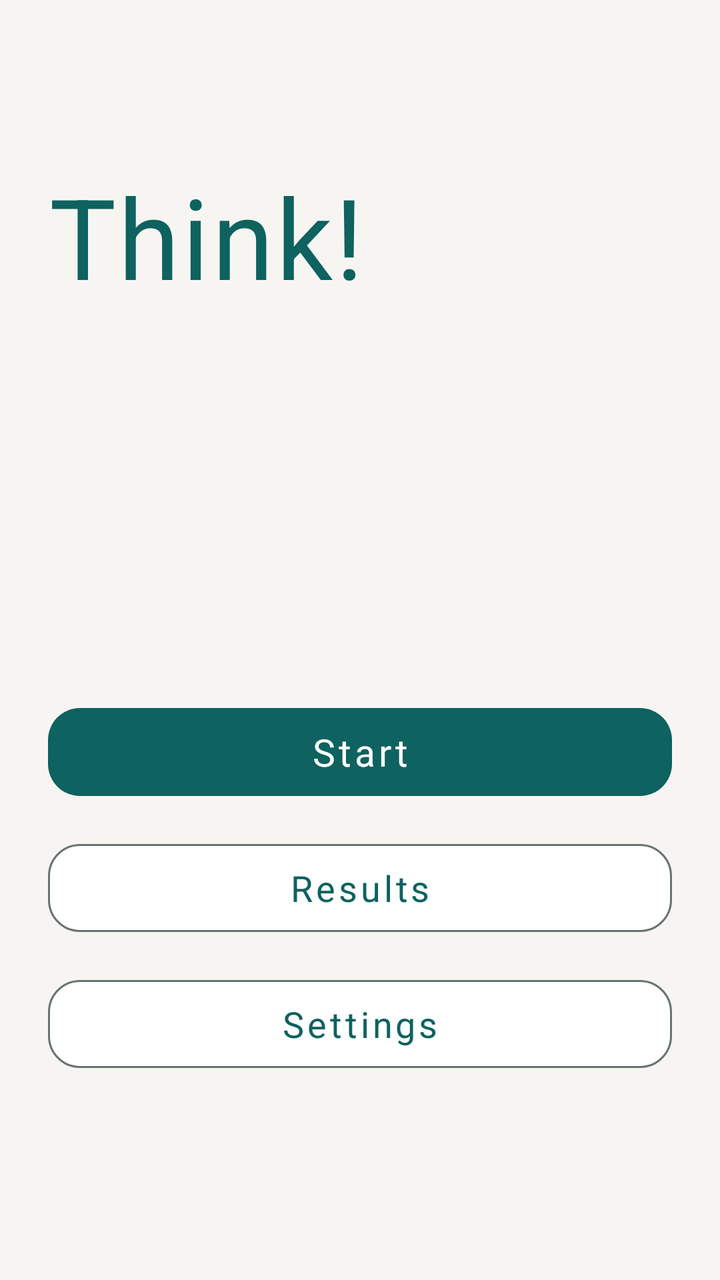
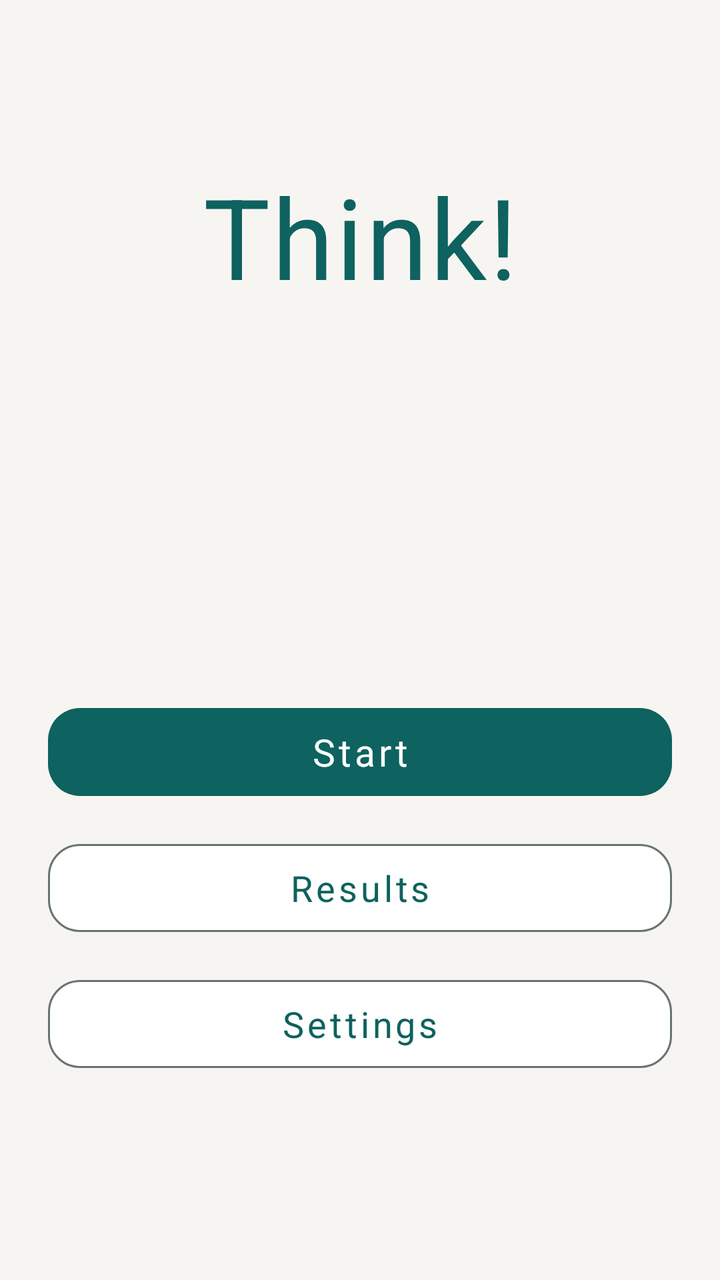

Compare the two renders of this Android layout. The source of the first and the diff that turns it into the second are given below.
<!-- AndroidManifest.xml: application theme Theme.Think -->
<!-- res/layout/activity_main.xml -->
<?xml version="1.0" encoding="utf-8"?>
<androidx.core.widget.NestedScrollView
    xmlns:android="http://schemas.android.com/apk/res/android"
    xmlns:app="http://schemas.android.com/apk/res-auto"
    xmlns:tools="http://schemas.android.com/tools"
    android:layout_width="match_parent"
    android:layout_height="match_parent"
    android:background="@color/game_background"
    android:fillViewport="true"
    android:overScrollMode="ifContentScrolls"
    tools:context=".MainActivity">

    <androidx.constraintlayout.widget.ConstraintLayout
        android:layout_width="match_parent"
        android:layout_height="wrap_content"
        android:paddingStart="24dp"
        android:paddingTop="24dp"
        android:paddingEnd="24dp"
        android:paddingBottom="24dp">

    <TextView
        android:id="@+id/textGameTitle"
        android:layout_width="0dp"
        android:layout_height="wrap_content"
        android:autoSizeMaxTextSize="56sp"
        android:autoSizeMinTextSize="36sp"
        android:autoSizeStepGranularity="1sp"
        android:autoSizeTextType="uniform"
        android:fontFamily="sans-serif-medium"
        android:includeFontPadding="false"
        android:letterSpacing="0.02"
        android:maxLines="1"
        android:text="@string/app_name"
        android:textColor="@color/game_primary"
        android:textSize="56sp"
        app:layout_constraintBottom_toTopOf="@id/brandSpacer"
        app:layout_constraintEnd_toEndOf="parent"
        app:layout_constraintStart_toStartOf="parent"
        app:layout_constraintTop_toTopOf="parent"
        app:layout_constraintVertical_bias="0.44" />

    <Space
        android:id="@+id/brandSpacer"
        android:layout_width="48dp"
        android:layout_height="4dp"
        android:layout_marginTop="14dp"
        app:layout_constraintBottom_toTopOf="@id/menuContainer"
        app:layout_constraintEnd_toEndOf="parent"
        app:layout_constraintStart_toStartOf="parent"
        app:layout_constraintTop_toBottomOf="@id/textGameTitle" />

    <LinearLayout
        android:id="@+id/menuContainer"
        android:layout_width="0dp"
        android:layout_height="wrap_content"
        android:layout_marginTop="48dp"
        android:layout_marginBottom="12dp"
        android:gravity="center"
        android:orientation="vertical"
        app:layout_constraintBottom_toBottomOf="parent"
        app:layout_constraintEnd_toEndOf="parent"
        app:layout_constraintStart_toStartOf="parent"
        app:layout_constraintTop_toBottomOf="@id/brandSpacer"
        app:layout_constraintWidth_max="440dp">

        <com.google.android.material.button.MaterialButton
            android:id="@+id/buttonStartGame"
            style="@style/ThinkMainMenuButton"
            android:layout_width="match_parent"
            android:layout_height="wrap_content"
            android:layout_marginBottom="12dp"
            android:text="@string/start_game" />

        <com.google.android.material.button.MaterialButton
            android:id="@+id/buttonResults"
            style="@style/ThinkMainMenuButton.Secondary"
            android:layout_width="match_parent"
            android:layout_height="wrap_content"
            android:layout_marginBottom="12dp"
            android:text="@string/results" />

        <com.google.android.material.button.MaterialButton
            android:id="@+id/buttonSettings"
            style="@style/ThinkMainMenuButton.Secondary"
            android:layout_width="match_parent"
            android:layout_height="wrap_content"
            android:text="@string/settings" />
    </LinearLayout>

    </androidx.constraintlayout.widget.ConstraintLayout>

</androidx.core.widget.NestedScrollView>
<!-- resources referenced by this layout -->
<resources>
  <color name="game_background">#F7F5F2</color>
  <color name="game_primary">#0E625F</color>
  <string name="app_name" translatable="false">Think!</string>
  <string name="results">Results</string>
  <string name="settings">Settings</string>
  <string name="start_game">Start</string>
  <style name="ThinkMainMenuButton" parent="ThinkButton">
          <item name="android:textSize">19sp</item>
          <item name="android:autoSizeMaxTextSize">19sp</item>
      </style>
  <style name="ThinkMainMenuButton.Secondary" parent="ThinkButton.Secondary">
          <item name="android:textSize">18sp</item>
          <item name="android:autoSizeMaxTextSize">18sp</item>
      </style>
  <style name="Theme.Think" parent="@style/ThinkSystemBarsTheme" />
  <style name="ThinkButton" parent="Widget.MaterialComponents.Button">
          <item name="android:minHeight">56dp</item>
          <item name="android:minWidth">0dp</item>
          <item name="android:paddingStart">24dp</item>
          <item name="android:paddingEnd">24dp</item>
          <item name="android:textAllCaps">false</item>
          <item name="android:textSize">17sp</item>
          <item name="android:autoSizeTextType">uniform</item>
          <item name="android:autoSizeMinTextSize">14sp</item>
          <item name="android:autoSizeMaxTextSize">17sp</item>
          <item name="android:autoSizeStepGranularity">1sp</item>
          <item name="android:maxLines">2</item>
          <item name="android:gravity">center</item>
          <item name="android:textColor">@color/button_primary_text</item>
          <item name="android:fontFamily">sans-serif-medium</item>
          <item name="backgroundTint">@color/button_primary_background</item>
          <item name="rippleColor">@color/ripple_neutral</item>
          <item name="cornerRadius">16dp</item>
          <item name="elevation">0dp</item>
          <item name="android:stateListAnimator">@null</item>
      </style>
  <style name="ThinkButton.Secondary" parent="ThinkButton">
          <item name="android:textColor">@color/button_secondary_text</item>
          <item name="backgroundTint">@color/button_secondary_background</item>
          <item name="strokeColor">@color/outline_strong</item>
          <item name="strokeWidth">1dp</item>
          <item name="rippleColor">@color/ripple_primary</item>
      </style>
  <style name="ThinkSystemBarsTheme" parent="@style/ThinkBaseTheme">
          <item name="android:windowLightStatusBar">@bool/light_system_bars</item>
          <item name="android:windowLightNavigationBar">@bool/light_system_bars</item>
      </style>
  <color name="ripple_neutral">#1F20242B</color>
  <color name="outline_strong">#66736F</color>
  <color name="ripple_primary">#330E625F</color>
  <color name="game_primary_variant">#0B504D</color>
  <color name="game_on_primary">#FFFFFF</color>
  <color name="game_surface">#FFFFFF</color>
  <color name="text_primary">#20242B</color>
  <color name="game_error">#B3261E</color>
  <color name="on_error">#FFFFFF</color>
  <color name="text_secondary">#59616B</color>
  <style name="ThemeOverlay.Think.MaterialAlertDialog" parent="ThemeOverlay.MaterialComponents.MaterialAlertDialog">
          <item name="colorPrimary">@color/game_primary</item>
          <item name="colorSurface">@color/game_surface</item>
          <item name="colorOnSurface">@color/text_primary</item>
          <item name="android:textColorPrimary">@color/text_primary</item>
          <item name="android:textColorSecondary">@color/text_secondary</item>
          <item name="shapeAppearanceOverlay">@style/ThinkDialogShape</item>
      </style>
  <style name="ThinkDialogShape">
          <item name="cornerFamily">rounded</item>
          <item name="cornerSize">20dp</item>
      </style>
  <!-- unchanged entries left out for length: 1 -->
</resources>

<!-- the commit's change to res/layout/activity_main.xml (unified diff, before → after) -->
@@ -27,6 +27,7 @@
         android:autoSizeStepGranularity="1sp"
         android:autoSizeTextType="uniform"
         android:fontFamily="sans-serif-medium"
+        android:gravity="center"
         android:includeFontPadding="false"
         android:letterSpacing="0.02"
         android:maxLines="1"
